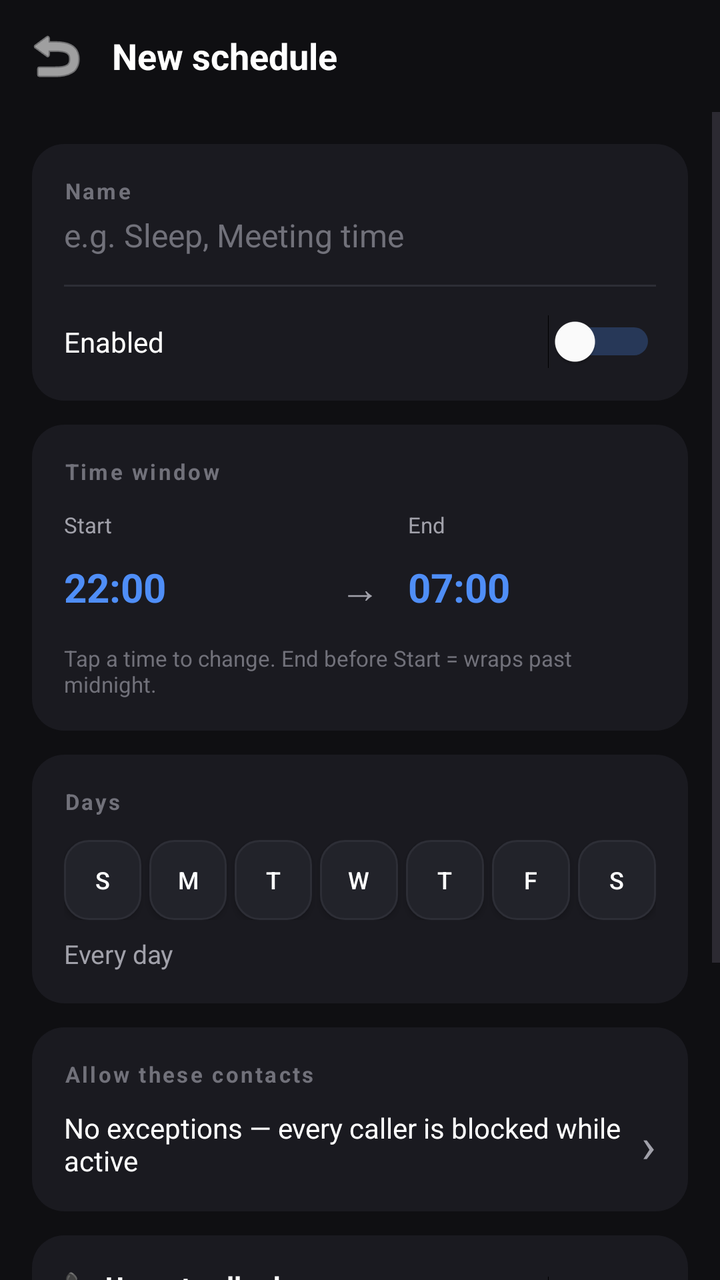
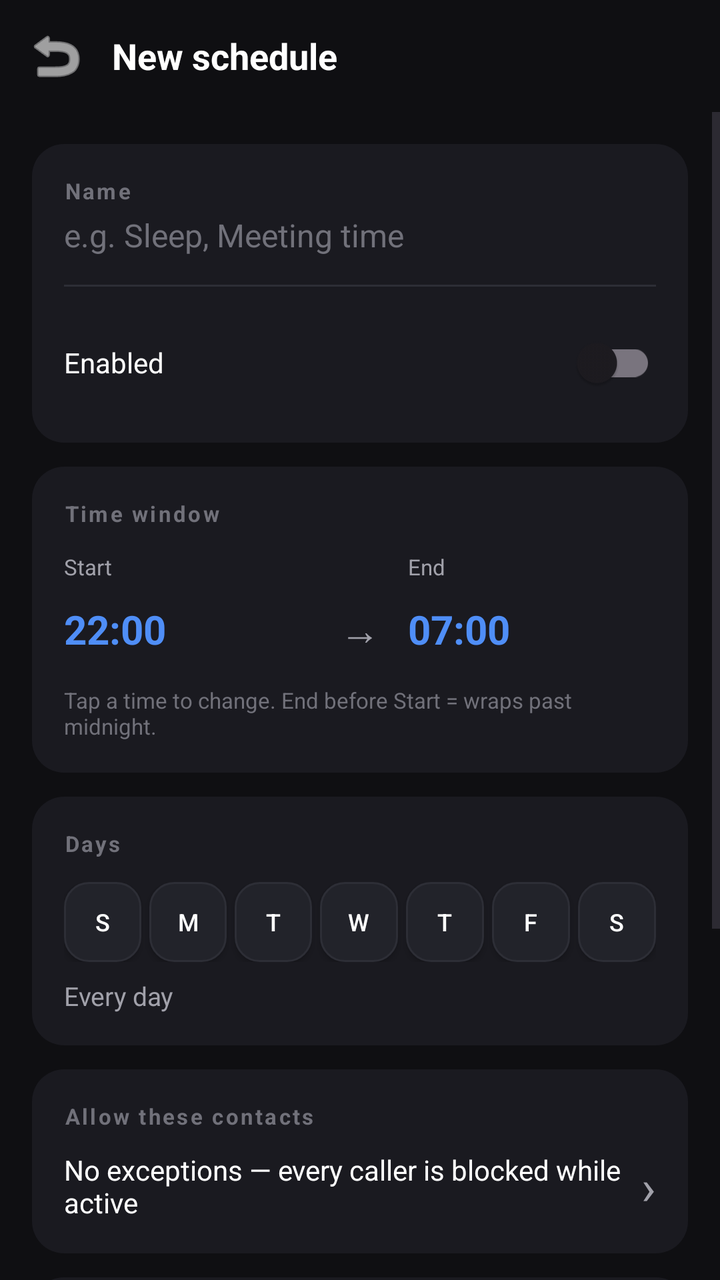

Before-and-after screenshots of an Android layout around one commit, followed by the original layout XML and the change that was made.
<!-- AndroidManifest.xml: application theme Theme.CallFilter -->
<!-- res/layout/activity_edit_schedule.xml -->
<?xml version="1.0" encoding="utf-8"?>
<LinearLayout xmlns:android="http://schemas.android.com/apk/res/android"
    android:layout_width="match_parent" android:layout_height="match_parent"
    android:orientation="vertical" android:background="@color/bg">
    <LinearLayout android:layout_width="match_parent" android:layout_height="56dp"
        android:orientation="horizontal" android:gravity="center_vertical"
        android:paddingStart="8dp" android:paddingEnd="16dp">
        <ImageButton android:id="@+id/btnBack"
            android:layout_width="40dp" android:layout_height="40dp"
            android:src="@android:drawable/ic_menu_revert"
            android:background="?android:attr/selectableItemBackgroundBorderless"
            android:tint="@color/text" android:contentDescription="Back"/>
        <TextView android:id="@+id/editScheduleTitle"
            android:layout_width="0dp" android:layout_weight="1"
            android:layout_height="wrap_content" android:text="New schedule"
            android:textSize="18sp" android:textStyle="bold" android:textColor="@color/text"
            android:layout_marginStart="8dp"/>
    </LinearLayout>
    <ScrollView android:layout_width="match_parent" android:layout_height="0dp"
        android:layout_weight="1">
        <LinearLayout android:layout_width="match_parent"
            android:layout_height="wrap_content" android:orientation="vertical"
            android:padding="16dp">

            
            <LinearLayout android:layout_width="match_parent" android:layout_height="wrap_content"
                android:orientation="vertical" android:padding="16dp"
                android:background="@drawable/card_bg">
                <TextView android:layout_width="match_parent" android:layout_height="wrap_content"
                    android:text="Name" android:textSize="11sp" android:textStyle="bold"
                    android:textColor="@color/muted" android:letterSpacing="0.1"/>
                <EditText android:id="@+id/scheduleNameInput"
                    android:layout_width="match_parent" android:layout_height="wrap_content"
                    android:hint="e.g. Sleep, Meeting time" android:textColor="@color/text"
                    android:textColorHint="@color/muted"
                    android:background="@android:color/transparent"
                    android:textSize="16sp" android:layout_marginTop="4dp"
                    android:inputType="textCapWords"/>
                <View android:layout_width="match_parent" android:layout_height="1dp"
                    android:background="@color/border" android:layout_marginTop="14dp"
                    android:layout_marginBottom="14dp"/>
                <LinearLayout android:layout_width="match_parent"
                    android:layout_height="wrap_content" android:orientation="horizontal"
                    android:gravity="center_vertical">
                    <TextView android:layout_width="0dp" android:layout_weight="1"
                        android:layout_height="wrap_content" android:text="Enabled"
                        android:textSize="14sp" android:textColor="@color/text"/>
                    <Switch android:id="@+id/enabledSwitch"
                        android:layout_width="wrap_content" android:layout_height="wrap_content"
                        android:thumbTint="@color/text" android:trackTint="@color/accent"/>
                </LinearLayout>
            </LinearLayout>

            
            <LinearLayout android:layout_width="match_parent" android:layout_height="wrap_content"
                android:orientation="vertical" android:padding="16dp"
                android:background="@drawable/card_bg" android:layout_marginTop="12dp">
                <TextView android:layout_width="match_parent" android:layout_height="wrap_content"
                    android:text="Time window" android:textSize="11sp" android:textStyle="bold"
                    android:textColor="@color/muted" android:letterSpacing="0.1"/>
                <LinearLayout android:layout_width="match_parent"
                    android:layout_height="wrap_content" android:orientation="horizontal"
                    android:layout_marginTop="12dp">
                    <LinearLayout android:layout_width="0dp" android:layout_weight="1"
                        android:layout_height="wrap_content" android:orientation="vertical">
                        <TextView android:layout_width="wrap_content"
                            android:layout_height="wrap_content" android:text="Start"
                            android:textSize="11sp" android:textColor="@color/subtext"/>
                        <TextView android:id="@+id/startTimeView"
                            android:layout_width="match_parent" android:layout_height="44dp"
                            android:text="22:00" android:textSize="20sp" android:textStyle="bold"
                            android:textColor="@color/accent" android:gravity="center_vertical"
                            android:layout_marginTop="2dp"/>
                    </LinearLayout>
                    <TextView android:layout_width="wrap_content" android:layout_height="44dp"
                        android:text="→" android:textSize="20sp" android:textColor="@color/subtext"
                        android:gravity="center" android:layout_gravity="bottom"
                        android:paddingStart="14dp" android:paddingEnd="14dp"/>
                    <LinearLayout android:layout_width="0dp" android:layout_weight="1"
                        android:layout_height="wrap_content" android:orientation="vertical">
                        <TextView android:layout_width="wrap_content"
                            android:layout_height="wrap_content" android:text="End"
                            android:textSize="11sp" android:textColor="@color/subtext"/>
                        <TextView android:id="@+id/endTimeView"
                            android:layout_width="match_parent" android:layout_height="44dp"
                            android:text="07:00" android:textSize="20sp" android:textStyle="bold"
                            android:textColor="@color/accent" android:gravity="center_vertical"
                            android:layout_marginTop="2dp"/>
                    </LinearLayout>
                </LinearLayout>
                <TextView android:layout_width="match_parent" android:layout_height="wrap_content"
                    android:text="Tap a time to change. End before Start = wraps past midnight."
                    android:textSize="11sp" android:textColor="@color/muted"
                    android:layout_marginTop="6dp"/>
            </LinearLayout>

            
            <LinearLayout android:layout_width="match_parent" android:layout_height="wrap_content"
                android:orientation="vertical" android:padding="16dp"
                android:background="@drawable/card_bg" android:layout_marginTop="12dp">
                <TextView android:layout_width="match_parent" android:layout_height="wrap_content"
                    android:text="Days" android:textSize="11sp" android:textStyle="bold"
                    android:textColor="@color/muted" android:letterSpacing="0.1"/>
                <LinearLayout android:layout_width="match_parent"
                    android:layout_height="wrap_content" android:orientation="horizontal"
                    android:layout_marginTop="12dp">
                    <ToggleButton android:id="@+id/day0" android:layout_width="0dp" android:layout_weight="1"
                        android:layout_height="40dp" android:layout_marginEnd="4dp"
                        android:textOn="S" android:textOff="S" android:textColor="@color/text"
                        android:background="@drawable/btn_type_inactive" android:textSize="12sp"/>
                    <ToggleButton android:id="@+id/day1" android:layout_width="0dp" android:layout_weight="1"
                        android:layout_height="40dp" android:layout_marginEnd="4dp"
                        android:textOn="M" android:textOff="M" android:textColor="@color/text"
                        android:background="@drawable/btn_type_inactive" android:textSize="12sp"/>
                    <ToggleButton android:id="@+id/day2" android:layout_width="0dp" android:layout_weight="1"
                        android:layout_height="40dp" android:layout_marginEnd="4dp"
                        android:textOn="T" android:textOff="T" android:textColor="@color/text"
                        android:background="@drawable/btn_type_inactive" android:textSize="12sp"/>
                    <ToggleButton android:id="@+id/day3" android:layout_width="0dp" android:layout_weight="1"
                        android:layout_height="40dp" android:layout_marginEnd="4dp"
                        android:textOn="W" android:textOff="W" android:textColor="@color/text"
                        android:background="@drawable/btn_type_inactive" android:textSize="12sp"/>
                    <ToggleButton android:id="@+id/day4" android:layout_width="0dp" android:layout_weight="1"
                        android:layout_height="40dp" android:layout_marginEnd="4dp"
                        android:textOn="T" android:textOff="T" android:textColor="@color/text"
                        android:background="@drawable/btn_type_inactive" android:textSize="12sp"/>
                    <ToggleButton android:id="@+id/day5" android:layout_width="0dp" android:layout_weight="1"
                        android:layout_height="40dp" android:layout_marginEnd="4dp"
                        android:textOn="F" android:textOff="F" android:textColor="@color/text"
                        android:background="@drawable/btn_type_inactive" android:textSize="12sp"/>
                    <ToggleButton android:id="@+id/day6" android:layout_width="0dp" android:layout_weight="1"
                        android:layout_height="40dp"
                        android:textOn="S" android:textOff="S" android:textColor="@color/text"
                        android:background="@drawable/btn_type_inactive" android:textSize="12sp"/>
                </LinearLayout>
                <TextView android:id="@+id/daysSummary"
                    android:layout_width="match_parent" android:layout_height="wrap_content"
                    android:text="Every day" android:textSize="13sp"
                    android:textColor="@color/subtext" android:layout_marginTop="8dp"/>
            </LinearLayout>

            
            <LinearLayout android:id="@+id/pickContactsCard"
                android:layout_width="match_parent" android:layout_height="wrap_content"
                android:orientation="vertical" android:padding="16dp"
                android:background="@drawable/card_bg" android:layout_marginTop="12dp"
                android:clickable="true" android:focusable="true">
                <TextView android:layout_width="match_parent" android:layout_height="wrap_content"
                    android:text="Allow these contacts" android:textSize="11sp" android:textStyle="bold"
                    android:textColor="@color/muted" android:letterSpacing="0.1"/>
                <LinearLayout android:layout_width="match_parent"
                    android:layout_height="wrap_content" android:orientation="horizontal"
                    android:gravity="center_vertical" android:layout_marginTop="10dp">
                    <TextView android:id="@+id/allowSummary"
                        android:layout_width="0dp" android:layout_weight="1"
                        android:layout_height="wrap_content"
                        android:text="No exceptions — every caller is blocked while active"
                        android:textSize="14sp" android:textColor="@color/text"/>
                    <TextView android:layout_width="wrap_content" android:layout_height="wrap_content"
                        android:text="›" android:textSize="24sp" android:textColor="@color/subtext"/>
                </LinearLayout>
            </LinearLayout>

            
            <LinearLayout android:layout_width="match_parent" android:layout_height="wrap_content"
                android:orientation="vertical" android:padding="16dp"
                android:background="@drawable/card_bg" android:layout_marginTop="12dp">
                <LinearLayout android:layout_width="match_parent"
                    android:layout_height="wrap_content" android:orientation="horizontal"
                    android:gravity="center_vertical">
                    <LinearLayout android:layout_width="0dp" android:layout_weight="1"
                        android:layout_height="wrap_content" android:orientation="vertical">
                        <TextView android:layout_width="wrap_content" android:layout_height="wrap_content"
                            android:text="📞 Urgent caller bypass"
                            android:textSize="14sp" android:textStyle="bold"
                            android:textColor="@color/text"/>
                        <TextView android:layout_width="wrap_content" android:layout_height="wrap_content"
                            android:text="Let repeated callers break through the block"
                            android:textSize="11sp" android:textColor="@color/subtext"
                            android:layout_marginTop="2dp"/>
                    </LinearLayout>
                    <Switch android:id="@+id/freqSwitch"
                        android:layout_width="wrap_content" android:layout_height="wrap_content"
                        android:thumbTint="@color/text" android:trackTint="@color/accent"/>
                </LinearLayout>

                <LinearLayout android:id="@+id/freqDetailsRow"
                    android:layout_width="match_parent" android:layout_height="wrap_content"
                    android:orientation="horizontal" android:layout_marginTop="14dp"
                    android:gravity="center_vertical" android:visibility="gone">
                    <TextView android:layout_width="wrap_content" android:layout_height="wrap_content"
                        android:text="If blocked "
                        android:textSize="14sp" android:textColor="@color/text"/>
                    <EditText android:id="@+id/freqCountInput"
                        android:layout_width="56dp" android:layout_height="44dp"
                        android:text="5" android:textColor="@color/accent"
                        android:textSize="16sp" android:textStyle="bold"
                        android:gravity="center" android:background="@drawable/input_bg"
                        android:inputType="number" android:maxLength="3"/>
                    <TextView android:layout_width="wrap_content" android:layout_height="wrap_content"
                        android:text=" times within "
                        android:textSize="14sp" android:textColor="@color/text"/>
                    <EditText android:id="@+id/freqWindowInput"
                        android:layout_width="56dp" android:layout_height="44dp"
                        android:text="10" android:textColor="@color/accent"
                        android:textSize="16sp" android:textStyle="bold"
                        android:gravity="center" android:background="@drawable/input_bg"
                        android:inputType="number" android:maxLength="4"/>
                    <TextView android:layout_width="wrap_content" android:layout_height="wrap_content"
                        android:text=" min"
                        android:textSize="14sp" android:textColor="@color/text"/>
                </LinearLayout>

                <TextView android:id="@+id/freqHint"
                    android:layout_width="match_parent" android:layout_height="wrap_content"
                    android:text=""
                    android:textSize="11sp" android:textColor="@color/muted"
                    android:layout_marginTop="10dp"/>
            </LinearLayout>

            <Button android:id="@+id/btnSaveSchedule"
                android:layout_width="match_parent" android:layout_height="56dp"
                android:text="SAVE SCHEDULE" android:textSize="14sp" android:textStyle="bold"
                android:textColor="@color/white" android:background="@drawable/btn_accent"
                android:layout_marginTop="20dp"/>
            <Button android:id="@+id/btnDeleteSchedule"
                android:layout_width="match_parent" android:layout_height="48dp"
                android:text="DELETE" android:textSize="13sp" android:textColor="@color/reject"
                android:background="@android:color/transparent" android:layout_marginTop="8dp"/>
        </LinearLayout>
    </ScrollView>
</LinearLayout>
<!-- resources referenced by this layout -->
<resources>
  <color name="accent">#4F8EF7</color>
  <color name="bg">#0F0F12</color>
  <color name="border">#2D2E36</color>
  <color name="muted">#71717A</color>
  <color name="reject">#EF4444</color>
  <color name="subtext">#A1A1AA</color>
  <color name="text">#FFFFFF</color>
  <color name="white">#FFFFFF</color>
  <!-- drawable btn_accent (drawable) -->
  <?xml version="1.0" encoding="utf-8"?>
  <shape xmlns:android="http://schemas.android.com/apk/res/android" android:shape="rectangle">
      <corners android:radius="12dp"/>
      <solid android:color="#4F8EF7"/>
  </shape>
  <!-- drawable btn_type_inactive (drawable) -->
  <?xml version="1.0" encoding="utf-8"?>
  <shape xmlns:android="http://schemas.android.com/apk/res/android" android:shape="rectangle">
      <corners android:radius="12dp"/>
      <solid android:color="#22232A"/>
      <stroke android:width="1dp" android:color="#2D2E36"/>
  </shape>
  <!-- drawable card_bg (drawable) -->
  <?xml version="1.0" encoding="utf-8"?>
  <shape xmlns:android="http://schemas.android.com/apk/res/android" android:shape="rectangle">
      <corners android:radius="16dp"/>
      <solid android:color="#1A1A20"/>
  </shape>
  <!-- drawable input_bg (drawable) -->
  <?xml version="1.0" encoding="utf-8"?>
  <shape xmlns:android="http://schemas.android.com/apk/res/android" android:shape="rectangle">
      <corners android:radius="12dp"/>
      <solid android:color="#22232A"/>
      <stroke android:width="1dp" android:color="#2D2E36"/>
  </shape>
  <style name="Theme.CallFilter" parent="Theme.Material3.DayNight.NoActionBar">
          <item name="android:windowBackground">@color/bg</item>
          <item name="android:statusBarColor">@color/bg</item>
          <item name="android:navigationBarColor">@color/bg</item>
          <item name="android:windowLightStatusBar">false</item>
          <item name="colorPrimary">@color/accent</item>
          <item name="colorOnPrimary">@color/white</item>
          <item name="android:textColor">@color/text</item>
      </style>
</resources>

<!-- the commit's change to res/layout/activity_edit_schedule.xml (unified diff, before → after) -->
@@ -45,7 +45,7 @@
                     <TextView android:layout_width="0dp" android:layout_weight="1"
                         android:layout_height="wrap_content" android:text="Enabled"
                         android:textSize="14sp" android:textColor="@color/text"/>
-                    <Switch android:id="@+id/enabledSwitch"
+                    <androidx.appcompat.widget.SwitchCompat android:id="@+id/enabledSwitch"
                         android:layout_width="wrap_content" android:layout_height="wrap_content"
                         android:thumbTint="@color/text" android:trackTint="@color/accent"/>
                 </LinearLayout>
@@ -179,7 +179,7 @@
                             android:textSize="11sp" android:textColor="@color/subtext"
                             android:layout_marginTop="2dp"/>
                     </LinearLayout>
-                    <Switch android:id="@+id/freqSwitch"
+                    <androidx.appcompat.widget.SwitchCompat android:id="@+id/freqSwitch"
                         android:layout_width="wrap_content" android:layout_height="wrap_content"
                         android:thumbTint="@color/text" android:trackTint="@color/accent"/>
                 </LinearLayout>
